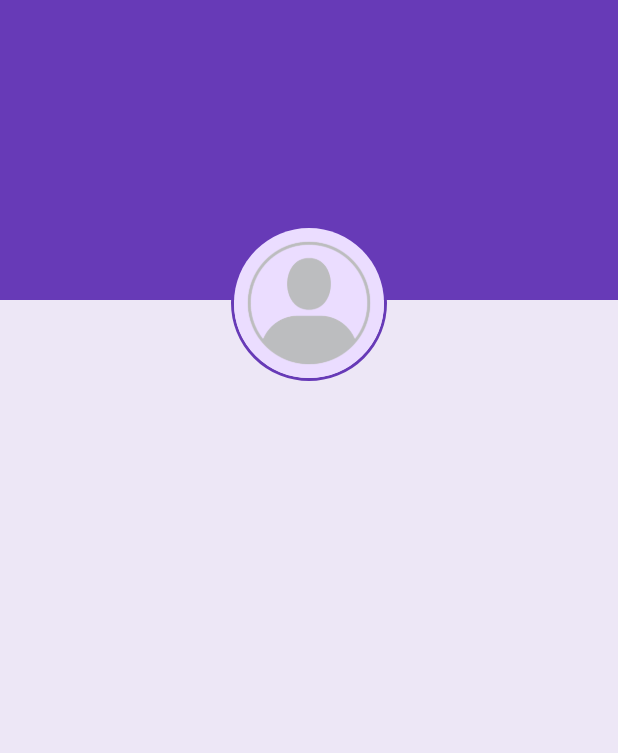
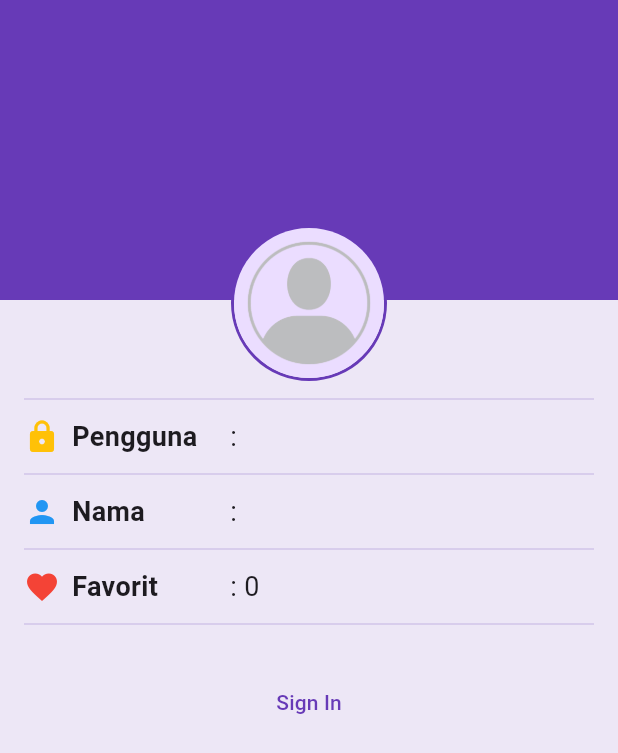
Before and after one commit to NicholasTan24/wisata_candi_nicholastan, a Flutter app: the ProfileScreen screen opened directly, on a phone screen of 412 x 824 dp. Shown: the top 753 px of the screen. Run offline on Flutter 3.47's test engine with Material 3 defaults, Android fonts, the phone set to English and light mode, and no system bars.

Commit message:
profileScreen sampai action
menyelesaikan profileScreen bagian info dan action namun blum masuk latihannya

```diff
--- a/lib/main.dart
+++ b/lib/main.dart
@@ -33,10 +33,10 @@ class MyApp extends StatelessWidget {
         ),
         useMaterial3: true,
       ),
-      // home: ProfileScreen(),
+      home: ProfileScreen(),
       // home: DetailScreen(candi: candiList[0]),
       // home: SignInScreen(),
-      home: SignUpScreen(),
+      // home: SignUpScreen(),
     );
   }
 }
--- a/lib/screens/profile_screen.dart
+++ b/lib/screens/profile_screen.dart
@@ -9,11 +9,23 @@ class ProfileScreen extends StatefulWidget {
 
 class _ProfileScreenState extends State<ProfileScreen> {
   // TODO: 1.Deklarasikan variabel yang dibutuhkan
-  bool isSigendIn = false;
+  bool isSignedIn = false;
   String fullName = '';
   String userName = '';
   int favoriteCandiCount = 0;
 
+  // TODO 5. Implementasi fungsi signIn
+  void signIn(){
+    setState(() {
+      isSignedIn = !isSignedIn;
+    });
+  }
+  // TODO 6. Implementasi fungsi signOut
+  void signOut(){
+    setState(() {
+      isSignedIn = !isSignedIn;
+    });
+  }
   @override
   Widget build(BuildContext context) {
     return Scaffold(
@@ -47,7 +59,7 @@ class _ProfileScreenState extends State<ProfileScreen> {
                                 AssetImage('images/placeholder_image.png'),
                           ),
                         ),
-                        if (isSigendIn)
+                        if (isSignedIn)
                           IconButton(
                               onPressed: () {},
                               icon: Icon(Icons.camera_alt,
@@ -55,10 +67,90 @@ class _ProfileScreenState extends State<ProfileScreen> {
                       ],
                     ),
                   ),
-                )
+                ),
                 //TODO: 3. Buat bagian ProfileInfo yang berisi info profil
+                // Baris Pengguna
+                SizedBox(height: 4),
+                Divider(color: Colors.deepPurple[100]),
+                SizedBox(height: 4),
+                Row(
+                  children: [
+                    SizedBox(width: MediaQuery.of(context).size.width / 3,
+                      child: Row(
+                        children: [
+                          Icon(Icons.lock, color: Colors.amber),
+                          SizedBox(width: 8),
+                          Text('Pengguna',style: TextStyle(
+                            fontSize: 18, fontWeight: FontWeight.bold)
+                          )
+                        ],
+                      ),
+                    ),
+                    Expanded(
+                      child: Text(': $userName', style: TextStyle(
+                          fontSize: 18),
+                      ),
+                    ),
+                    if(isSignedIn) Icon(Icons.edit),
+                  ],
+                ),
+                // Baris Nama
+                SizedBox(height: 4),
+                Divider(color: Colors.deepPurple[100]),
+                SizedBox(height: 4),
+                Row(
+                  children: [
+                    SizedBox(width: MediaQuery.of(context).size.width / 3,
+                      child: Row(
+                        children: [
+                          Icon(Icons.person, color: Colors.blue),
+                          SizedBox(width: 8),
+                          Text('Nama',style: TextStyle(
+                              fontSize: 18, fontWeight: FontWeight.bold)
+                          )
+                        ],
+                      ),
+                    ),
+                    Expanded(
+                      child: Text(': $fullName', style: TextStyle(
+                          fontSize: 18),
+                      ),
+                    ),
+                    if(isSignedIn) Icon(Icons.edit),
+                  ],
+                ),
+                // Baris Favorit
+                SizedBox(height: 4),
+                Divider(color: Colors.deepPurple[100]),
+                SizedBox(height: 4),
+                Row(
+                  children: [
+                    SizedBox(width: MediaQuery.of(context).size.width / 3,
+                      child: Row(
+                        children: [
+                          Icon(Icons.favorite, color: Colors.red),
+                          SizedBox(width: 8),
+                          Text('Favorit',style: TextStyle(
+                              fontSize: 18, fontWeight: FontWeight.bold)
+                          )
+                        ],
+                      ),
+                    ),
+                    Expanded(
+                      child: Text(': $favoriteCandiCount', style: TextStyle(
+                          fontSize: 18),
+                      ),
+                    ),
+                    if(isSignedIn) Icon(Icons.edit),
+                  ],
+                ),
 
                 //TODO: 4. Buat ProfileActions yang berisi TextButton sign in/out
+                SizedBox(height: 4),
+                Divider(color: Colors.deepPurple[100]),
+                SizedBox(height: 20),
+                isSignedIn ? TextButton(onPressed: signOut, child: Text('Sign Out'))
+                    : TextButton(onPressed: signIn, child: Text('Sign In')),
               ],
             ),
           )
--- a/lib/screens/sign_up_screen.dart
+++ b/lib/screens/sign_up_screen.dart
@@ -6,10 +6,10 @@ class SignUpScreen extends StatefulWidget {
   SignUpScreen({super.key});
 
   @override
-  State<SignUpScreen> createState() => _SignInScreenState();
+  State<SignUpScreen> createState() => _SignUpScreenState();
 }
 
-class _SignInScreenState extends State<SignUpScreen> {
+class _SignUpScreenState extends State<SignUpScreen> {
   // TODO: 1. Deklarasikan variabel
   final TextEditingController _usernameController = TextEditingController();
   final TextEditingController _fullnameController = TextEditingController();
@@ -77,11 +77,6 @@ class _SignInScreenState extends State<SignUpScreen> {
                     // TODO: 8. Pasang ElevatedButton Sign In
                     SizedBox(height: 20),
                     ElevatedButton(onPressed: () {}, child: Text('Sign Up')),
-                    // TODO: 9.Pasang TextButton Sign Up
-                    SizedBox(height: 10),
-                    // TextButton(
-                    //     onPressed: (){},
-                    //     child: Text('Belum punya akun? Daftar di sini')),
                   ],
                 )),
           ),
```
Also changed, not shown: lib/widgets/profile_info_item.dart (added).
